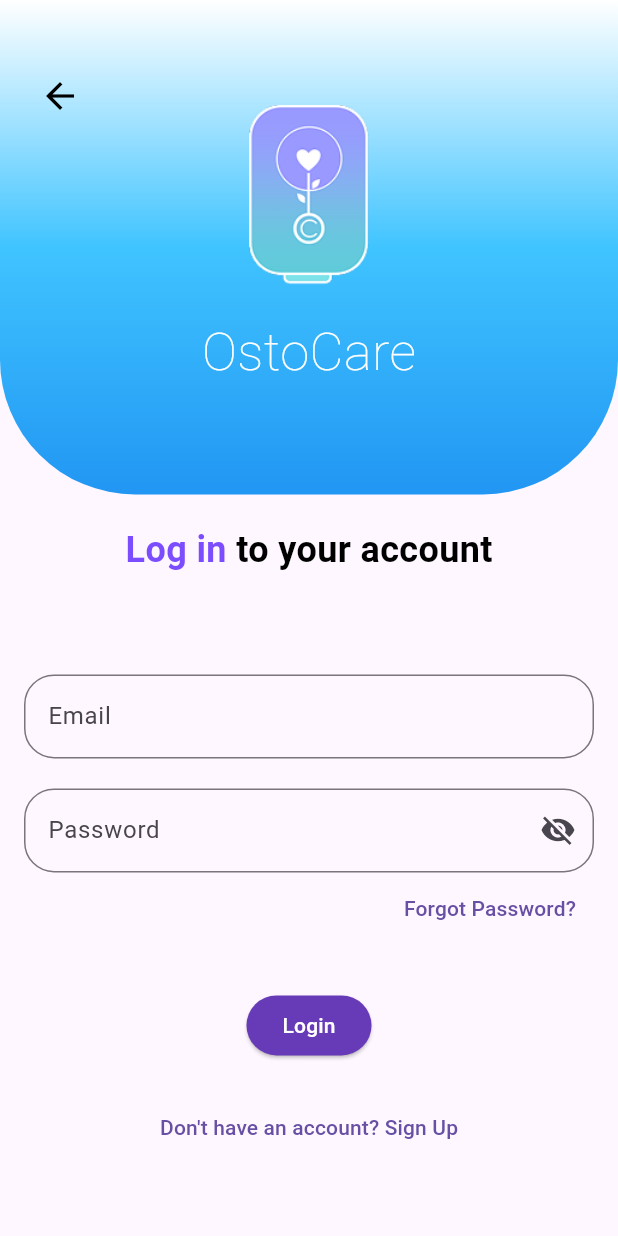
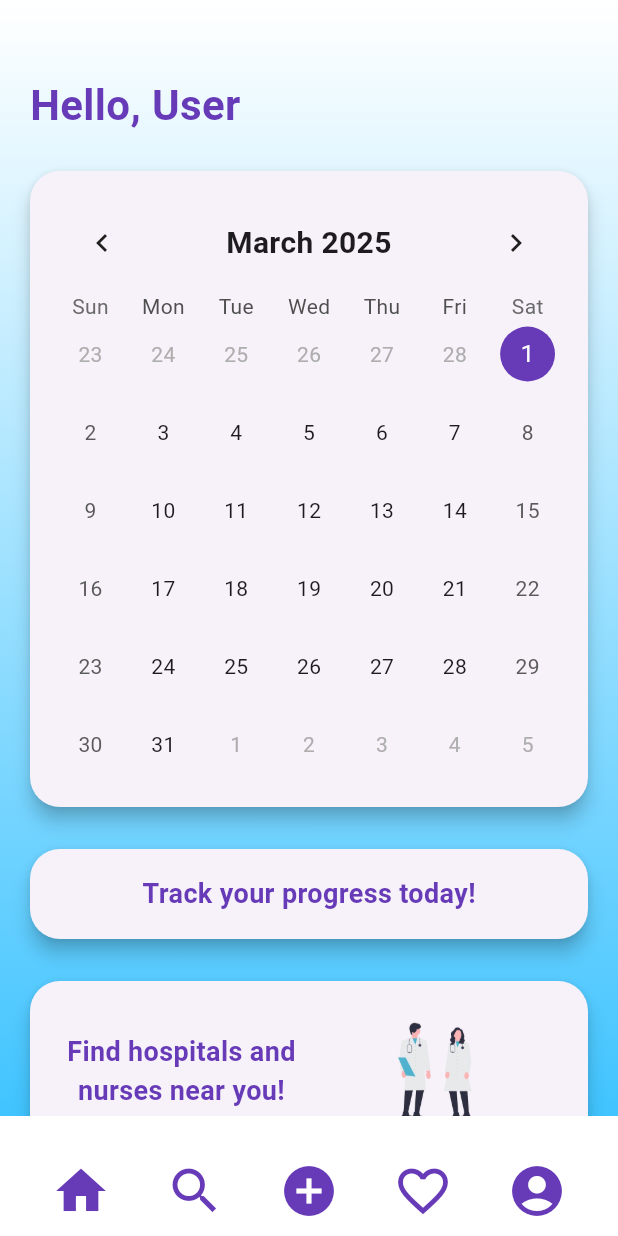
Before and after one commit to Ostodevs/Ostocare_Mobapp, a Flutter app: the LoginPage screen opened directly, after a tap on "Login", on a phone screen of 412 x 824 dp. Run offline on Flutter 3.47's test engine with Material 3 defaults, Android fonts, the phone set to English and light mode, and no system bars; drawn by our look-alikes of table_calendar.

Commit message:
Developed the base design and main functions of the homepage

```diff
--- /dev/null
+++ b/lib/home.dart
@@ -0,0 +1,279 @@
+import 'package:flutter/material.dart';
+import 'package:table_calendar/table_calendar.dart';
+
+class HomePage extends StatefulWidget {
+  final String userName;
+
+  HomePage({required this.userName});
+
+  @override
+  _HomePageState createState() => _HomePageState();
+}
+
+class _HomePageState extends State<HomePage> {
+  CalendarFormat _calendarFormat = CalendarFormat.month;
+  DateTime _selectedDay = DateTime.now();
+  DateTime _focusedDay = DateTime.now();
+  int _selectedIndex = 0;
+
+
+  final List<Widget> _footerItems = [
+    Icon(Icons.home, size: 40, color: Colors.deepPurple),
+    Icon(Icons.search, size: 40, color: Colors.deepPurple),
+    Icon(Icons.add_circle, size: 40, color: Colors.deepPurple),
+    Icon(Icons.favorite_border, size: 40, color: Colors.deepPurple),
+    Icon(Icons.account_circle, size: 40, color: Colors.deepPurple),
+  ];
+
+  void _onItemTapped(int index) {
+    setState(() {
+      _selectedIndex = index;
+    });
+  }
+
+  @override
+  Widget build(BuildContext context) {
+    return Scaffold(
+      body: Container(
+        decoration: BoxDecoration(
+          gradient: LinearGradient(
+            colors: [Colors.white, Colors.lightBlueAccent],
+            begin: Alignment.topCenter,
+            end: Alignment.bottomCenter,
+          ),
+        ),
+        child: Column(
+          children: [
+            SizedBox(height: 50),
+            Padding(
+              padding: const EdgeInsets.symmetric(horizontal: 20),
+              child: Align(
+                alignment: Alignment.centerLeft,
+                child: Text(
+                  "Hello, ${widget.userName}",
+                  style: TextStyle(
+                    fontSize: 28,
+                    fontWeight: FontWeight.bold,
+                    color: Colors.deepPurple,
+                  ),
+                ),
+              ),
+            ),
+            SizedBox(height: 20),
+            Padding(
+              padding: const EdgeInsets.symmetric(horizontal: 16.0),
+              child: Card(
+                shape: RoundedRectangleBorder(
+                  borderRadius: BorderRadius.circular(20),
+                ),
+                elevation: 5,
+                child: Padding(
+                  padding: const EdgeInsets.all(16.0),
+                  child: TableCalendar(
+                    focusedDay: _focusedDay,
+                    firstDay: DateTime(2000),
+                    lastDay: DateTime(2100),
+                    calendarFormat: _calendarFormat,
+                    selectedDayPredicate: (day) {
+                      return isSameDay(_selectedDay, day);
+                    },
+                    onDaySelected: (selectedDay, focusedDay) {
+                      setState(() {
+                        _selectedDay = selectedDay;
+                        _focusedDay = focusedDay;
+                      });
+                    },
+                    headerStyle: HeaderStyle(
+                      formatButtonVisible: false,
+                      titleCentered: true,
+                      titleTextStyle: TextStyle(
+                        fontSize: 20, fontWeight: FontWeight.bold,
+                      ),
+                    ),
+                    calendarStyle: CalendarStyle(
+                      selectedDecoration: BoxDecoration(
+                        color: Colors.deepPurple,
+                        shape: BoxShape.circle,
+                      ),
+                      todayDecoration: BoxDecoration(
+                        color: Colors.deepPurple.withOpacity(0.5),
+                        shape: BoxShape.circle,
+                      ),
+                    ),
+                  ),
+                ),
+              ),
+            ),
+            SizedBox(height: 20),
+
+            Padding(
+              padding: const EdgeInsets.symmetric(horizontal: 16.0),
+              child: Card(
+                shape: RoundedRectangleBorder(
+                  borderRadius: BorderRadius.circular(20), // Same as Calendar
+                ),
+                elevation: 5,
+                child: Container(
+                  height: 60,
+                  width: double.infinity,
+                  padding: EdgeInsets.all(16.0),
+                  child: Center(
+                    child: Text(
+                      "Track your progress today!",
+                      style: TextStyle(
+                        fontSize: 18,
+                        fontWeight: FontWeight.bold,
+                        color: Colors.deepPurple,
+                      ),
+                    ),
+                  ),
+                ),
+              ),
+            ),
+            SizedBox(height: 20),
+
+            Padding(
+              padding: const EdgeInsets.symmetric(horizontal: 16.0),
+              child: Card(
+                shape: RoundedRectangleBorder(
+                  borderRadius: BorderRadius.circular(20),
+                ),
+                elevation: 5,
+                child: Container(
+                  height: 120,
+                  width: double.infinity,
+                  padding: EdgeInsets.all(16.0),
+                  child: Row(
+                    children: [
+                      // Left Side - Text
+                      Expanded(
+                        flex: 3,
+                        child: Text(
+                          "Find hospitals and nurses near you!",
+                          style: TextStyle(
+                            fontSize: 18,
+                            fontWeight: FontWeight.bold,
+                            color: Colors.deepPurple,
+                          ),
+                          textAlign: TextAlign.center,
+                        ),
+                      ),
+
+                      Expanded(
+                        flex: 3,
+                        child: Container(
+                          alignment: Alignment.center,
+                          child: Image.asset(
+                            'assets/homepageimg2.png',
+                            fit: BoxFit.contain,
+                            width: 100,
+                            height: 100,
+                          ),
+                        ),
+                      ),
+                    ],
+                  ),
+                ),
+              ),
+            ),
+            SizedBox(height: 2),
+
+            Padding(
+              padding: const EdgeInsets.symmetric(horizontal: 16.0),
+              child: Card(
+                shape: RoundedRectangleBorder(
+                  borderRadius: BorderRadius.circular(20), // Same as Calendar
+                ),
+                elevation: 5,
+                child: Container(
+                  height: 120,
+                  width: double.infinity,
+                  padding: EdgeInsets.all(16.0),
+                  child: Row(
+                    children: [
+
+                      Expanded(
+                        flex: 2,
+                        child: Container(
+                          width: double.infinity,
+                          height: double.infinity,
+                          child: Center(
+                            child: Image.asset(
+                              'assets/homepageimg3.png',
+                              fit: BoxFit.contain,
+                              width: 100, // Adjust size as needed
+                              height: 100,
+                            ),
+                          ),
+                        ),
+                      ),
+                      // Right Side - Text
+                      Expanded(
+                        flex: 3,
+                        child: Container(
+                          height: double.infinity,
+                          child: Center(
+                            child: Text(
+                              "Contact your supply agents!",
+                              style: TextStyle(
+                                fontSize: 18,
+                                fontWeight: FontWeight.bold,
+                                color: Colors.deepPurple,
+                              ),
+                              textAlign: TextAlign.center,
+                            ),
+                          ),
+                        ),
+                      ),
+                    ],
+                  ),
+                ),
+              ),
+            ),
+          ],
+        ),
+      ),
+      bottomNavigationBar: BottomAppBar(
+        color: Colors.white,
+        child: Padding(
+          padding: const EdgeInsets.symmetric(vertical: 10.0),
+          child: Row(
+            mainAxisAlignment: MainAxisAlignment.spaceBetween,
+            children: [
+              Expanded(
+                child: IconButton(
+                  icon: _footerItems[0],
+                  onPressed: () => _onItemTapped(0),
+                ),
+              ),
+              Expanded(
+                child: IconButton(
+                  icon: _footerItems[1],
+                  onPressed: () => _onItemTapped(1),
+                ),
+              ),
+              Expanded(
+                child: IconButton(
+                  icon: _footerItems[2],
+                  onPressed: () => _onItemTapped(2),
+                ),
+              ),
+              Expanded(
+                child: IconButton(
+                  icon: _footerItems[3],
+                  onPressed: () => _onItemTapped(3),
+                ),
+              ),
+              Expanded(
+                child: IconButton(
+                  icon: _footerItems[4],
+                  onPressed: () => _onItemTapped(4),
+                ),
+              ),
+            ],
+          ),
+        ),
+      ),
+    );
+  }
+}
--- a/lib/login.dart
+++ b/lib/login.dart
@@ -1,5 +1,6 @@
 import 'package:flutter/material.dart';
 import 'signup.dart';
+import 'home.dart';
 
 class LoginPage extends StatefulWidget {
   @override
@@ -103,7 +104,13 @@ class _LoginPageState extends State<LoginPage> {
                     SizedBox(height: 30),
                     ElevatedButton(
                       onPressed: () {
-                        // Add authentication logic here
+                        // Navigate to HomePage after pressing login
+                        Navigator.push(
+                          context,
+                          MaterialPageRoute(
+                            builder: (context) => HomePage(userName: "User"),
+                          ),
+                        );
                       },
                       style: ElevatedButton.styleFrom(backgroundColor: Colors.deepPurple),
                       child: Text("Login", style: TextStyle(color: Colors.white)),
--- a/pubspec.yaml
+++ b/pubspec.yaml
@@ -35,6 +35,7 @@ dependencies:
   # The following adds the Cupertino Icons font to your application.
   # Use with the CupertinoIcons class for iOS style icons.
   cupertino_icons: ^1.0.2
+  table_calendar: ^3.1.3
 
 dev_dependencies:
   flutter_test:
@@ -56,3 +57,5 @@ flutter:
 
   assets:
     - assets/Logoostocare.png
+    - assets/homepageimg2.png
+    - assets/homepageimg3.png
```
Also changed, not shown: assets/homepageimg2.png (added), assets/homepageimg3.png (added), pubspec.lock.
